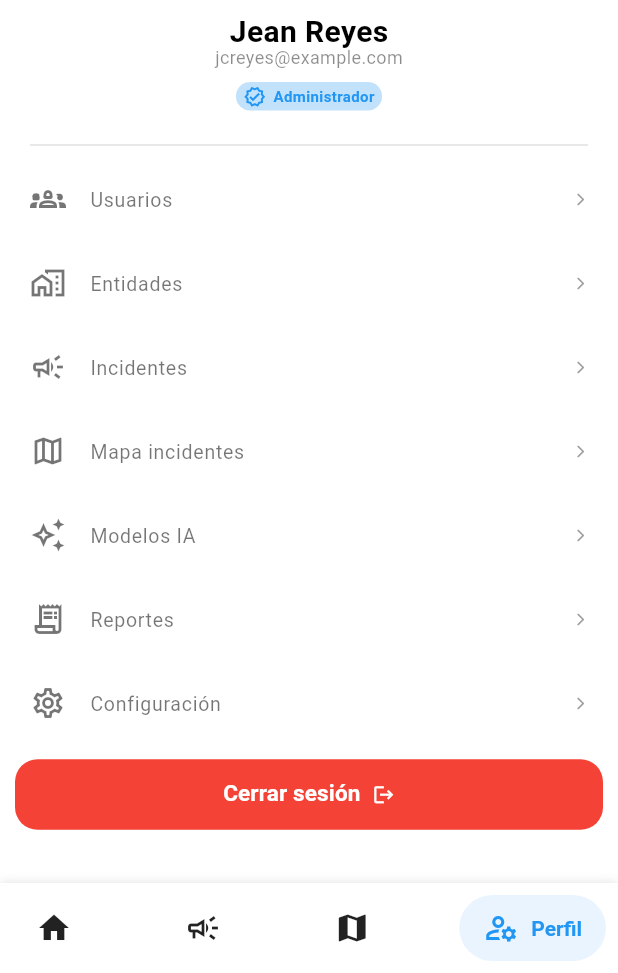
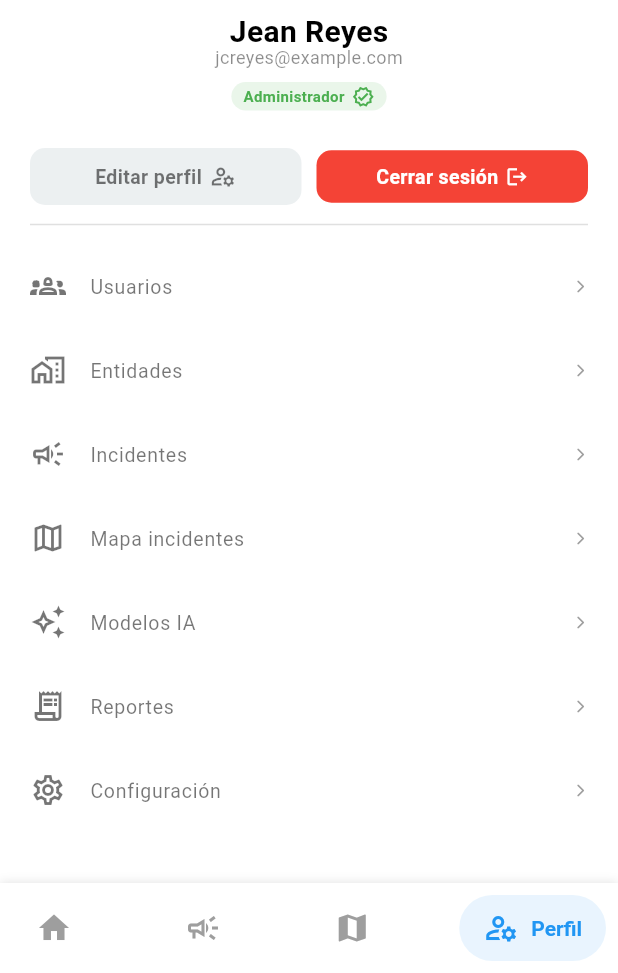
Before and after one commit to Jean0617/CiviGo, a Flutter app: the MenuPage screen opened by its route, on a phone screen of 412 x 824 dp, the part 263-1236 px from its top. Run offline on Flutter 3.47's test engine with Material 3 defaults, Android fonts, the phone set to English and light mode, and no system bars; drawn by our look-alikes of salomon_bottom_bar; our stand-ins replace carousel_slider, connectivity_plus, dio, dropdown_button2, email_validator, flutter_riverpod and 3 more; generated files the repository leaves out were written again; statements that could not run were skipped.

Commit message:
Update profile and navegation router

```diff
--- a/lib/core/router/router_provider.dart
+++ b/lib/core/router/router_provider.dart
@@ -27,47 +27,52 @@ GoRouter appRouter(Ref ref) {
       GoRoute(
         name: RoutePaths.home,
         path: RoutePaths.homePath,
-        builder: (_, __) => HomePage(),
+        pageBuilder: (context, state) => fadePage(HomePage())
       ),
 
       GoRoute(
         name: RoutePaths.login,
         path: RoutePaths.loginPath,
-        builder: (_, __) => AuthPage(),
+        pageBuilder: (context, state) => fadePage(AuthPage())
       ),
 
       GoRoute(
         name: RoutePaths.register,
         path: RoutePaths.registerPath,
-        builder: (_, __) => RegisterPage(),
+        pageBuilder: (context, state) => fadePage(RegisterPage())
       ),
 
-
       ShellRoute(
-        builder: (context, state, child) {
-          return DashboardPage(child: child);
-        },
+        pageBuilder: (context, state, child) => fadePage(DashboardPage(child: child)),
         routes: [
           GoRoute(
             path: RoutePaths.dashboardPath,
-            builder: (context, state) => DashboardBody(),
+            pageBuilder: (context, state) => fadePage(DashboardBody())
           ),
           GoRoute(
             path: RoutePaths.incidentsPath,
-            builder: (context, state) => Center(child: Text('Incidencias')),
+            pageBuilder: (context, state) => fadePage(Center(child: Text('Incidencias')))
           ),
           GoRoute(
             path: RoutePaths.mapIncidentsPath,
-            builder: (context, state) => MapIncidents(),
+            pageBuilder: (context, state) => fadePage(MapIncidents())
           ),
           GoRoute(
             path: RoutePaths.profilePath,
-            builder: (context, state) => MenuPage(),
+            pageBuilder: (context, state) => fadePage(MenuPage())
           ),
         ],
       ),
 
     ]
   );
+}
 
+CustomTransitionPage fadePage(Widget child) {
+  return CustomTransitionPage(
+    child: child,
+    transitionsBuilder: (_, animation, __, child) {
+      return FadeTransition(opacity: animation,child: child);
+    },
+  );
 }
--- a/lib/features/dashboard/presentation/pages/dashboard_page.dart
+++ b/lib/features/dashboard/presentation/pages/dashboard_page.dart
@@ -110,6 +110,7 @@ class DashboardPage extends ConsumerWidget {
             icon: Icon(iconMap[item.iconKey] ?? Icons.help_outline),
             title: Text(item.label),
             selectedColor: Colors.blue,
+            unselectedColor: Colors.grey.shade500
           );
         }).toList(),
       ),
--- a/lib/features/dashboard/presentation/pages/menu_page.dart
+++ b/lib/features/dashboard/presentation/pages/menu_page.dart
@@ -19,18 +19,20 @@ class MenuPage extends StatelessWidget {
         crossAxisAlignment: CrossAxisAlignment.start,
         children: [
 
-          buildHeaderUser(),
+          buildHeaderUser(context),
 
           Padding(
-            padding: const EdgeInsets.symmetric(horizontal: 20.0),
+            padding: const EdgeInsets.symmetric(horizontal: 20.0, vertical: 5),
             child: Divider(color: Colors.grey.shade300,),
           ),
 
-          ...buildMenuItems(),
-
-          const Spacer(),
-
-          buttonLogout(context),
+          Expanded(
+            child: SingleChildScrollView(
+              child: Column(
+                children: buildMenuItems(),
+              ),
+            ),
+          ),
 
           SizedBox(height: 35)
         ],
@@ -39,7 +41,7 @@ class MenuPage extends StatelessWidget {
   }
 
 
-  Widget buildHeaderUser() {
+  Widget buildHeaderUser(BuildContext context) {
     return Container(
       width: double.infinity,
       decoration: BoxDecoration(
@@ -74,41 +76,77 @@ class MenuPage extends StatelessWidget {
               size: 12,
             ),
 
-            // Container(
-            //   margin: EdgeInsets.only(top: 10),
-            //   padding: EdgeInsets.symmetric(horizontal: 5, vertical: 2),
-            //   decoration: BoxDecoration(
-            //     color: Colors.white.withAlpha(70),
-            //     borderRadius: BorderRadius.circular(10)
-            //   ),
-            //   child: Row(
-            //     mainAxisSize: MainAxisSize.min,
-            //     spacing: 5,
-            //     children: [
-            //       Icon(Icons.verified_outlined, color: Colors.white, size: 15,),
-            //       UIText(title: 'Ciudadano', size: 10, color: Colors.white, bold: true,),
-            //     ],
-            //   ),
-            // ),
-
             Container(
               margin: EdgeInsets.only(top: 10),
-              padding: EdgeInsets.symmetric(horizontal: 5, vertical: 2),
+              padding: EdgeInsets.symmetric(horizontal: 8, vertical: 2),
               decoration: BoxDecoration(
-                color: Colors.blue.withAlpha(70),
+                color: Colors.green.withAlpha(30),
                 borderRadius: BorderRadius.circular(10)
               ),
               child: Row(
                 mainAxisSize: MainAxisSize.min,
                 spacing: 5,
                 children: [
-                  Icon(Icons.verified_outlined, color: Colors.blue, size: 15,),
-                  UIText(title: 'Administrador', size: 10, color: Colors.blue, bold: true,),
+                  UIText(title: true? 'Administrador' : 'Ciudadano', size: 10, color: Colors.green, bold: true,),
+                  Icon(Icons.verified_outlined, color: Colors.green, size: 15,),
                 ],
               ),
             ),
 
-            SizedBox(height: 15,)
+            SizedBox(height: 15,),
+
+            Padding(
+              padding: const EdgeInsets.symmetric(horizontal: 20.0),
+              child: Row(
+                spacing: 10,
+                children: [
+
+                  Expanded(
+                    child: Container(
+                      margin: EdgeInsets.only(top: 10),
+                      padding: EdgeInsets.symmetric(horizontal: 8, vertical: 10),
+                      decoration: BoxDecoration(
+                        color: Colors.blueGrey.withAlpha(30),
+                        borderRadius: BorderRadius.circular(10)
+                      ),
+                      child: Row(
+                        mainAxisSize: MainAxisSize.min,
+                        mainAxisAlignment: MainAxisAlignment.center,
+                        spacing: 5,
+                        children: [
+                          UIText(title: 'Editar perfil', size: 13, color: Colors.black54, bold: true,),
+                          Icon(Icons.manage_accounts_outlined, color: Colors.black54, size: 18,),
+                        ],
+                      ),
+                    ),
+                  ),
+
+                  Expanded(
+                    child: GestureDetector(
+                      onTap: () => context.go(RoutePaths.homePath),
+                      child: Container(
+                        margin: EdgeInsets.only(top: 10),
+                        padding: EdgeInsets.symmetric(horizontal: 8, vertical: 10),
+                        decoration: BoxDecoration(
+                          color: Colors.red,
+                          borderRadius: BorderRadius.circular(10)
+                        ),
+                        child: Row(
+                          mainAxisSize: MainAxisSize.min,
+                          mainAxisAlignment: MainAxisAlignment.center,
+                          spacing: 5,
+                          children: [
+                            UIText(title: 'Cerrar sesión', size: 13, color: Colors.white, bold: true,),
+                            Icon(Icons.logout, color: Colors.white, size: 15,),
+                          ],
+                        ),
+                      ),
+                    ),
+                  ),
+
+                ],
+              ),
+            )
 
           ],
         ),
```
